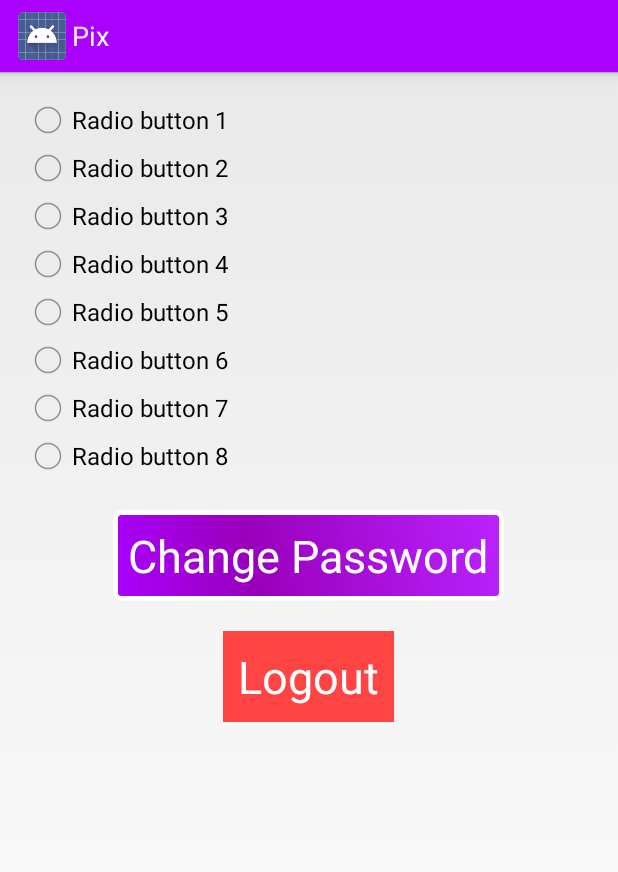
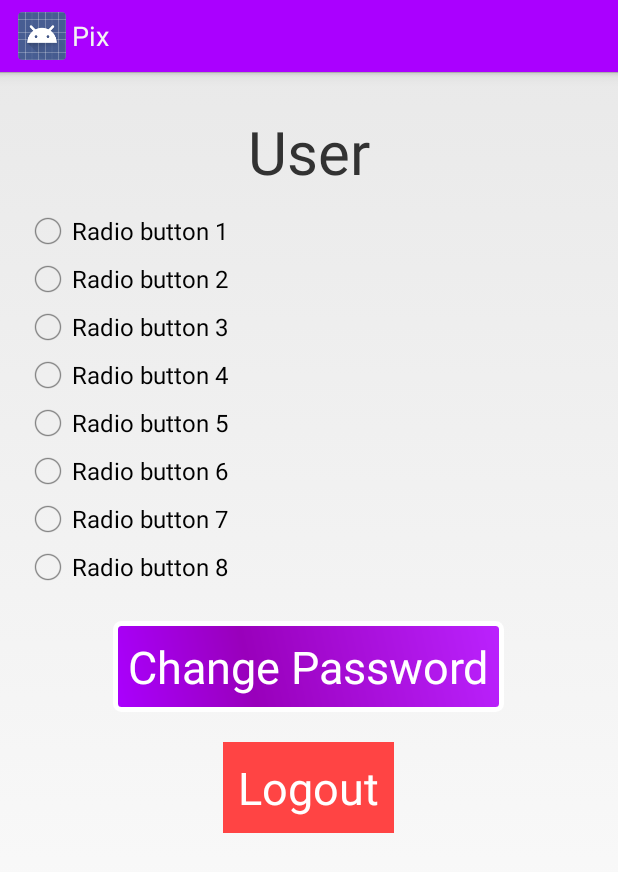
Before and after one commit to ArniVidir92/pic, an Android app: the layout activity_settings.xml on its own in the app's theme, with its tools: preview values and no code run, on a phone screen of 412 x 824 dp. Shown: the top 872 px of the screen. Run offline under Robolectric (Android 15) with nearby library versions, the phone set to English and light mode, and no system bars.

Commit message:
Sýnir username í settings
....

```diff
--- a/Pix/app/src/main/java/com/development/napptime/pix/SettingsActivity.java
+++ b/Pix/app/src/main/java/com/development/napptime/pix/SettingsActivity.java
@@ -8,6 +8,8 @@ import android.os.Bundle;
 import android.view.Menu;
 import android.view.MenuItem;
 import android.view.View;
+import android.widget.EditText;
+import android.widget.TextView;
 import android.widget.Toast;
 
 import com.parse.LogInCallback;
@@ -27,6 +29,12 @@ public class SettingsActivity extends SuperSettingsActivity{
     protected void onCreate(Bundle savedInstanceState) {
         super.onCreate(savedInstanceState);
         setContentView(R.layout.activity_settings);
+
+        ParseUser user = ParseUser.getCurrentUser();
+        String User = user.getUsername();
+
+        TextView text = (TextView) findViewById(R.id.UsernameText);
+        text.setText(User);
     }
 
 
@@ -90,4 +98,6 @@ public class SettingsActivity extends SuperSettingsActivity{
     public void ChangePasswordActivity(View view) {
         SettingsActivity.this.startActivity(new Intent(SettingsActivity.this, ChangePasswordActivity.class));
     }
+
+
 }
--- a/Pix/app/src/main/res/layout/activity_settings.xml
+++ b/Pix/app/src/main/res/layout/activity_settings.xml
@@ -14,7 +14,16 @@
             android:layout_height="fill_parent"
             android:orientation="vertical">
 
-
+            <TextView
+                android:layout_width="fill_parent"
+                android:layout_height="fill_parent"
+                android:id="@+id/UsernameText"
+                android:layout_marginTop="10dp"
+                android:layout_marginBottom="10dp"
+                android:textSize = "40dp"
+                android:editable="true"
+                android:text="User"
+                android:gravity="center"/>
             <RadioButton
                 android:layout_width="wrap_content"
                 android:layout_height="wrap_content"
```
